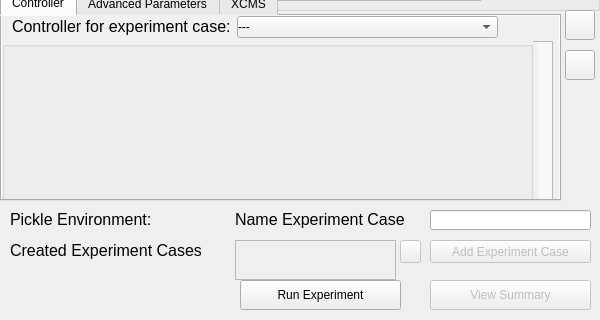
The window that vimmsVisualisedGUI/ExperimentPage.ui (Adam-Tem/vimmsVisualised) describes before a commit, drawn with Qt 5; both pictures show x 0 to 600 and y 180 to 500 of the 600 by 500 pixel window.
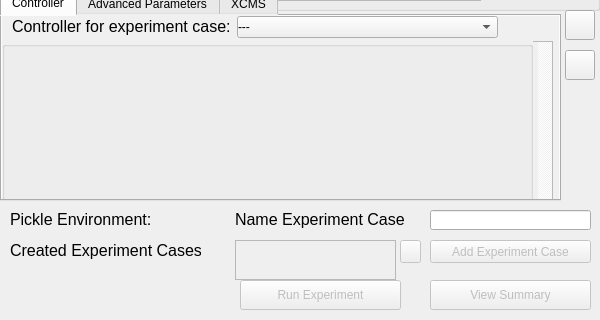
The same window after the commit.

Diff of the .ui file:
```diff
--- a/vimmsVisualisedGUI/ExperimentPage.ui
+++ b/vimmsVisualisedGUI/ExperimentPage.ui
@@ -357,6 +357,9 @@
    </widget>
   </widget>
   <widget class="QPushButton" name="RunExperimentButton">
+   <property name="enabled">
+    <bool>false</bool>
+   </property>
    <property name="geometry">
     <rect>
      <x>240</x>
```
